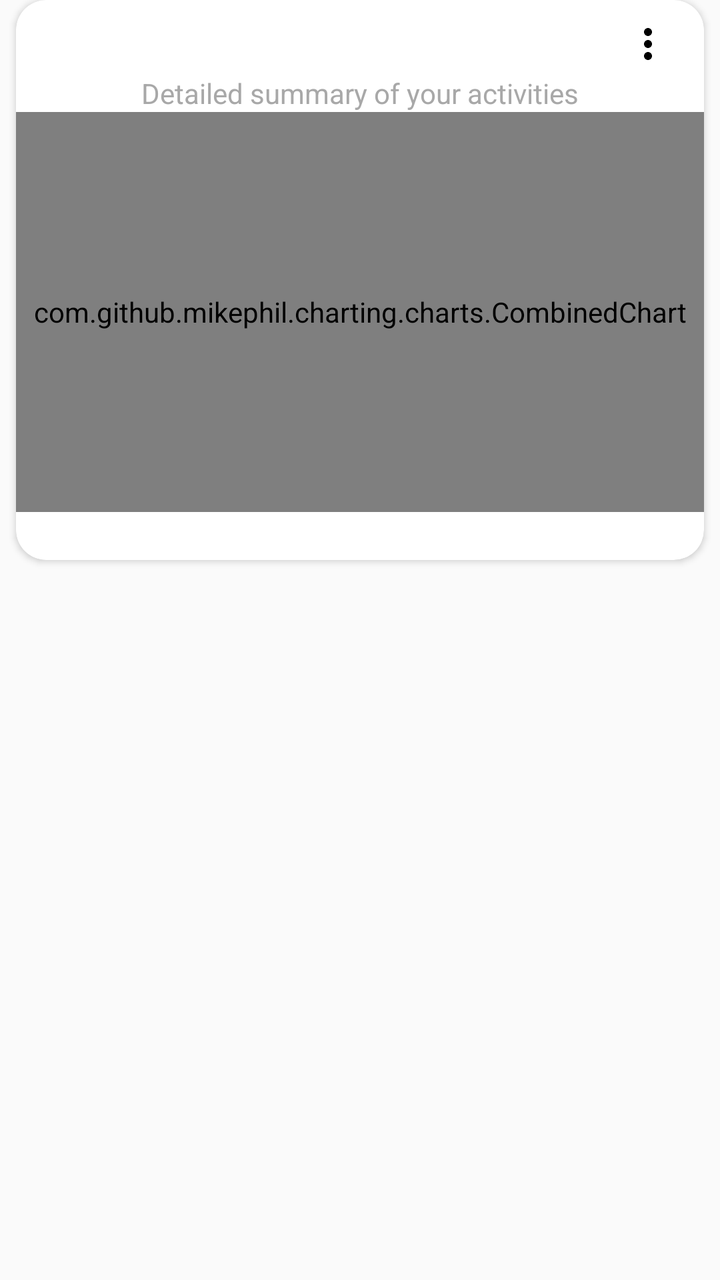
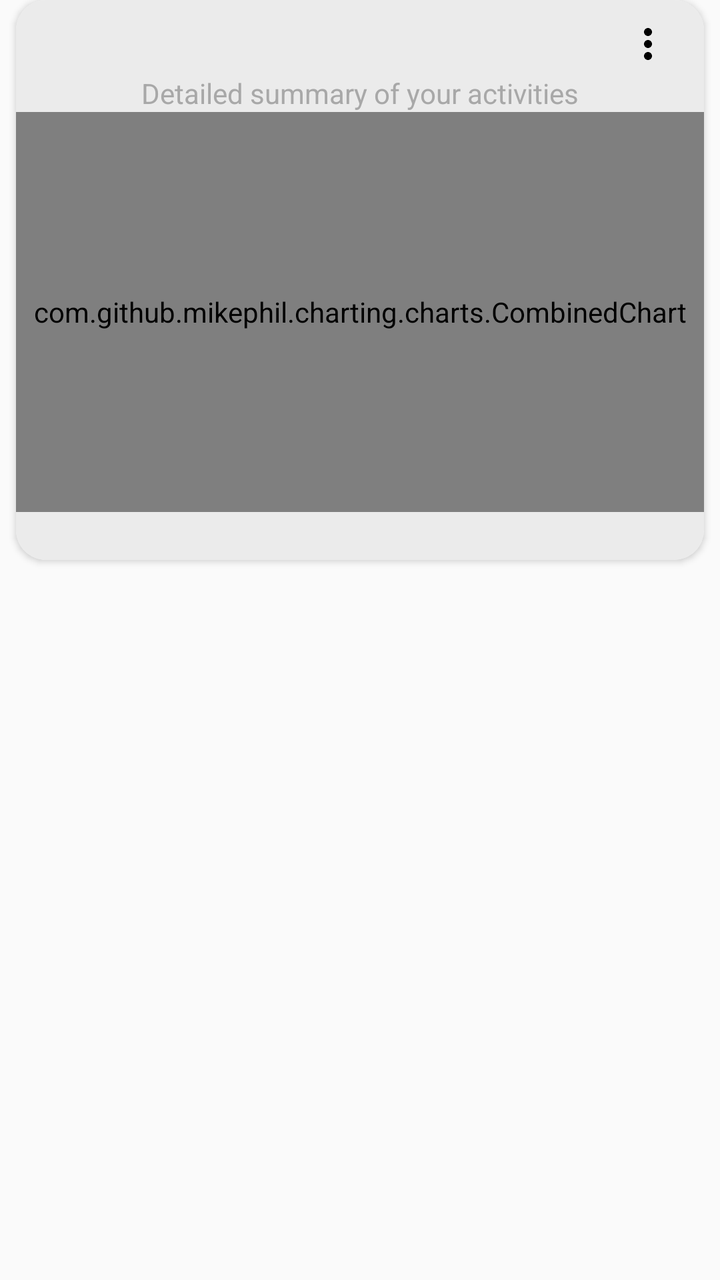

An Android layout rendered at two revisions. The XML below is the earlier revision; the diff shows what the commit changed to produce the second picture.
<!-- AndroidManifest.xml: application theme AppTheme -->
<!-- res/layout/card_activity_bar_chart.xml -->
<?xml version="1.0" encoding="utf-8"?>
<LinearLayout xmlns:android="http://schemas.android.com/apk/res/android"
    android:layout_width="match_parent"
    android:layout_height="wrap_content"
    android:orientation="vertical">


    <androidx.cardview.widget.CardView xmlns:card_view="http://schemas.android.com/apk/res-auto"
        android:id="@+id/card_view"
        android:layout_width="match_parent"
        android:layout_height="wrap_content"
        android:layout_gravity="center"
        android:layout_marginBottom="8dp"
        android:layout_marginLeft="8dp"
        android:layout_marginRight="8dp"
        card_view:cardCornerRadius="15dp">

        <LinearLayout
            android:layout_width="match_parent"
            android:layout_height="match_parent"
            android:orientation="vertical"
            >

            <RelativeLayout
                android:layout_width="match_parent"
                android:layout_height="match_parent">

                <TextView
                    android:id="@+id/period"
                    style="@style/CardViewPrimaryTitle" />

                <TextView
                    android:id="@+id/periodSubtitle"
                    style="@style/CardViewSubTitle"
                    android:layout_width="match_parent"
                    android:layout_height="wrap_content"
                    android:layout_below="@id/period"
                    android:textAlignment="center"
                    android:text="@string/activity_chart_summary_subtitle" />

                <ImageButton
                    android:id="@+id/periodMoreButton"
                    style="@style/SimpleImageButton"
                    android:layout_alignParentEnd="true"
                    android:layout_alignParentRight="true"
                    android:layout_alignTop="@+id/period"
                    android:layout_marginRight="16dp"
                    android:layout_marginEnd="16dp"
                    android:src="@drawable/ic_more_vert_black_24dp" />

            </RelativeLayout>
            <com.github.mikephil.charting.charts.CombinedChart
                android:id="@+id/chart"
                android:layout_width="match_parent"
                android:layout_height="200dp"
                android:layout_marginBottom="24dp"/>
        </LinearLayout>
    </androidx.cardview.widget.CardView>















































</LinearLayout>
<!-- resources referenced by this layout -->
<resources>
  <!-- drawable ic_more_vert_black_24dp (drawable) -->
  <vector xmlns:android="http://schemas.android.com/apk/res/android"
          android:width="24dp"
          android:height="24dp"
          android:viewportWidth="24.0"
          android:viewportHeight="24.0">
      <path
          android:fillColor="#FF000000"
          android:pathData="M12,8c1.1,0 2,-0.9 2,-2s-0.9,-2 -2,-2 -2,0.9 -2,2 0.9,2 2,2zM12,10c-1.1,0 -2,0.9 -2,2s0.9,2 2,2 2,-0.9 2,-2 -0.9,-2 -2,-2zM12,16c-1.1,0 -2,0.9 -2,2s0.9,2 2,2 2,-0.9 2,-2 -0.9,-2 -2,-2z"/>
  </vector>
  <string name="activity_chart_summary_subtitle">Detailed summary of your activities</string>
  <style name="CardViewPrimaryTitle" parent="@android:style/TextAppearance.Large">
          <item name="android:layout_width">match_parent</item>
          <item name="android:layout_height">wrap_content</item>
          <item name="android:textColor">@color/black</item>
          <item name="android:gravity">center</item>
          <item name="android:layout_marginTop">10dp</item>
          <item name="android:layout_marginLeft">16dp</item>
          <item name="android:layout_marginRight">16dp</item>
          <item name="android:textSize">20sp</item>
      </style>
  <style name="CardViewSubTitle" parent="@android:style/TextAppearance.Medium">
          <item name="android:layout_width">wrap_content</item>
          <item name="android:layout_height">wrap_content</item>
          <item name="android:textColor">@color/middlegrey</item>
          <item name="android:layout_marginTop">0dp</item>
          <item name="android:layout_marginLeft">16dp</item>
          <item name="android:layout_marginRight">16dp</item>
          <item name="android:textSize">14sp</item>
      </style>
  <style name="SimpleImageButton">
          <item name="android:layout_width">wrap_content</item>
          <item name="android:layout_height">wrap_content</item>
          <item name="android:padding">0dp</item>
          <item name="android:background">?selectableItemBackgroundBorderless</item>
          <item name="android:clickable">true</item>
      </style>
  <style name="AppTheme" parent="Theme.AppCompat.Light.DarkActionBar">
          
          <item name="colorPrimary">@color/colorPrimary</item>
          <item name="colorPrimaryDark">@color/colorPrimaryDark</item>
          <item name="colorAccent">@color/colorAccent</item>
      </style>
  <color name="black">#000000</color>
  <color name="middlegrey">#A8A8A8</color>
  <color name="colorPrimary">#36D1DC</color>
  <color name="colorPrimaryDark">#044fab</color>
  <color name="colorAccent">#03DAC5</color>
</resources>

<!-- the commit's change to res/layout/card_activity_bar_chart.xml (unified diff, before → after) -->
@@ -19,6 +19,7 @@
             android:layout_width="match_parent"
             android:layout_height="match_parent"
             android:orientation="vertical"
+            android:background="#EBEBEB"
             >
 
             <RelativeLayout
<!-- resource entries referenced after the edit -->
@@ -45,8 +45,8 @@
       </style>
   <color name="black">#000000</color>
   <color name="middlegrey">#A8A8A8</color>
-  <color name="colorPrimary">#36D1DC</color>
-  <color name="colorPrimaryDark">#044fab</color>
-  <color name="colorAccent">#03DAC5</color>
+  <color name="colorPrimary">#434A71</color>
+  <color name="colorPrimaryDark">#1F2339</color>
+  <color name="colorAccent">#1F2339</color>
 </resources>
 
